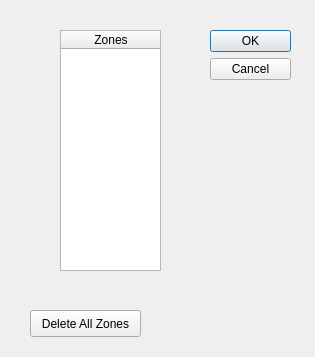
Qt form editZone.ui (rbistolfi/gps-tracking) before a commit.
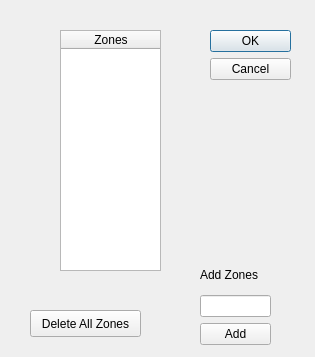
The same form after that commit.

Commit message: finished add zones

Patch:
```diff
--- a/editZone.ui
+++ b/editZone.ui
@@ -57,6 +57,35 @@
     <string>Delete All Zones</string>
    </property>
   </widget>
+  <widget class="QWidget" name="">
+   <property name="geometry">
+    <rect>
+     <x>200</x>
+     <y>260</y>
+     <width>71</width>
+     <height>85</height>
+    </rect>
+   </property>
+   <layout class="QVBoxLayout" name="verticalLayout">
+    <item>
+     <widget class="QLabel" name="label">
+      <property name="text">
+       <string>Add Zones</string>
+      </property>
+     </widget>
+    </item>
+    <item>
+     <widget class="QLineEdit" name="lnZone"/>
+    </item>
+    <item>
+     <widget class="QPushButton" name="btnAdd">
+      <property name="text">
+       <string>Add</string>
+      </property>
+     </widget>
+    </item>
+   </layout>
+  </widget>
  </widget>
  <resources/>
  <connections>
```
The commit also changes 3 other files.
